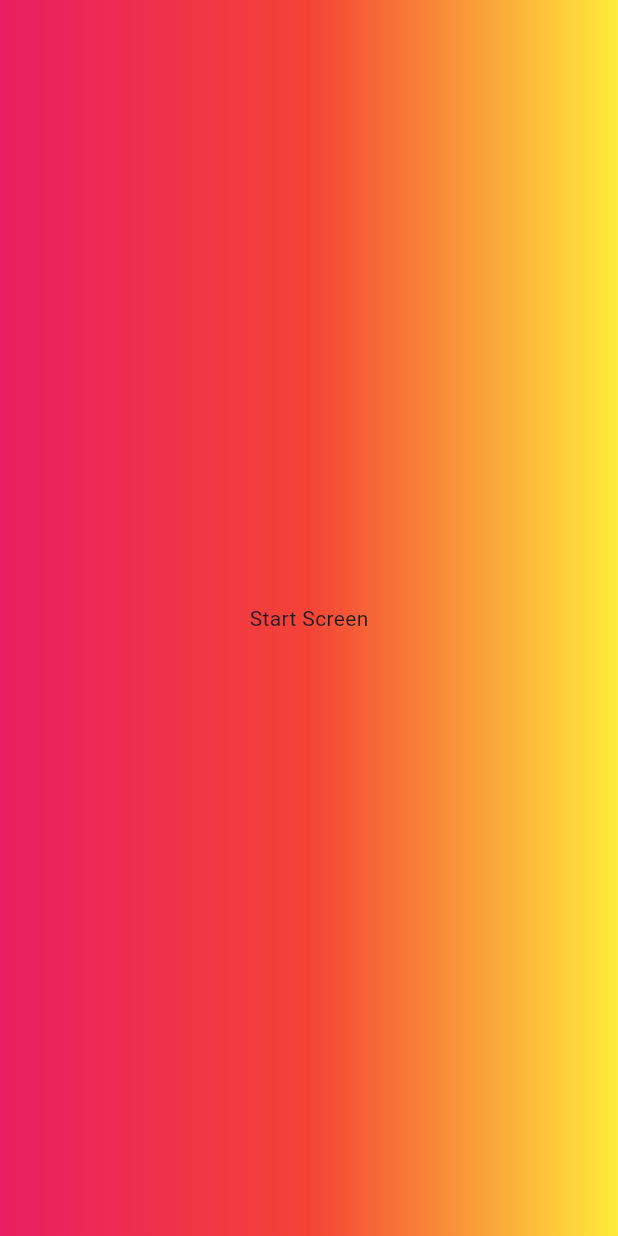
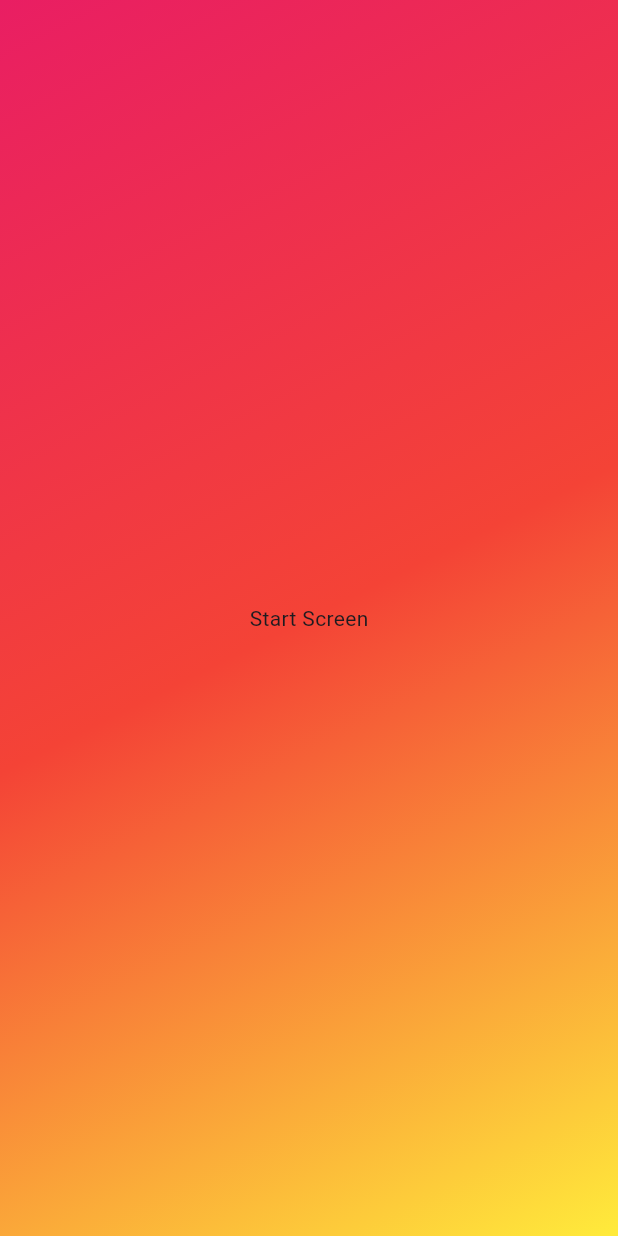
Before and after one commit to adogbeji/FlutterQuizApp1, a Flutter app: the screen it shows after launch, on a phone screen of 412 x 824 dp. Run offline on Flutter 3.47's test engine with Material 3 defaults, Android fonts, the phone set to English and light mode, and no system bars.

Commit message:
Change direction of gradient background & register image in pubspec.yaml file

```diff
--- a/lib/views/quiz.dart
+++ b/lib/views/quiz.dart
@@ -22,7 +22,9 @@ class _QuizState extends State<Quiz> {
         body: Container(
           decoration: const BoxDecoration(
             gradient: LinearGradient(
-              colors: [Colors.pink, Colors.red, Colors.yellow]
+              colors: [Colors.pink, Colors.red, Colors.yellow],
+              begin: Alignment.topLeft,
+              end: Alignment.bottomRight,
             ),
           ),
           child: const StartScreen(),
--- a/pubspec.yaml
+++ b/pubspec.yaml
@@ -59,8 +59,9 @@ flutter:
   uses-material-design: true
 
   # To add assets to your application, add an assets section, like this:
-  # assets:
-  #   - images/a_dot_burr.jpeg
+  assets:
+    - assets/images/
+    # - images/a_dot_burr.jpeg
   #   - images/a_dot_ham.jpeg
 
   # An image asset can refer to one or more resolution-specific "variants", see
```
Also changed, not shown: assets/images/quiz-logo.png (added).
